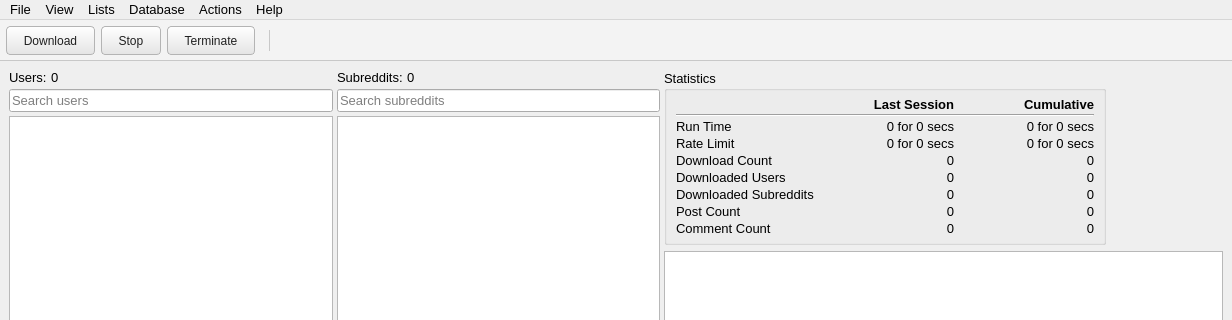
Before: the Qt Designer form Resources/ui_files/downloader_for_reddit_gui.ui in myanonapps/DownloaderForReddit, drawn with Qt 5; both pictures show x 0 to 1232 and y 0 to 320 of the 1232 by 836 pixel window.
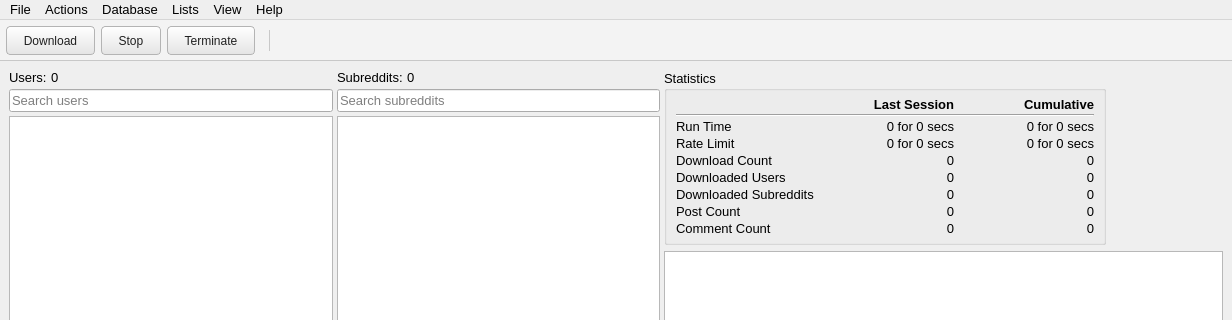
After: the same form once the commit is applied. Icons and pictures are not drawn.

Commit message: Toolbar must not be hidden

Patch:
```diff
--- a/Resources/ui_files/downloader_for_reddit_gui.ui
+++ b/Resources/ui_files/downloader_for_reddit_gui.ui
@@ -670,10 +670,10 @@
     <addaction name="statistics_view_menu_item"/>
    </widget>
    <addaction name="file_menu"/>
-   <addaction name="view_menu"/>
-   <addaction name="lists_menu"/>
-   <addaction name="menuDatabase"/>
    <addaction name="menuActions"/>
+   <addaction name="menuDatabase"/>
+   <addaction name="lists_menu"/>
+   <addaction name="view_menu"/>
    <addaction name="help_menu"/>
   </widget>
   <widget class="QToolBar" name="download_toolbar">
```
Left out of the diff: 6 changed lines with no effect on the pictures. The commit also changes 2 other files.
